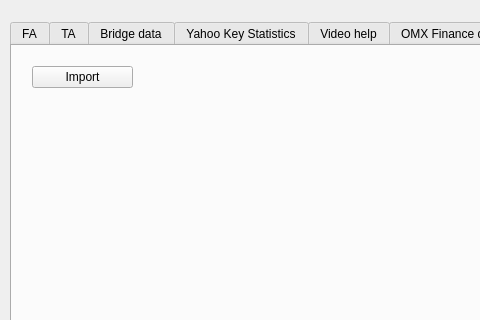
This is src/Application/Tabs/7_ImportData/importdata.ui in ralex1975/jackStock as Qt 5 draws it before an edit; both pictures show x 0 to 480 and y 0 to 320 of the 1098 by 599 pixel window. The edited form follows.
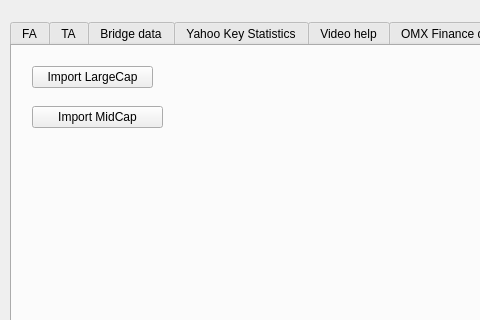
This is the edited form. Custom widgets are drawn as their Qt base class.

```diff
--- a/src/Application/Tabs/7_ImportData/importdata.ui
+++ b/src/Application/Tabs/7_ImportData/importdata.ui
@@ -454,12 +454,25 @@
       <rect>
        <x>20</x>
        <y>20</y>
-       <width>101</width>
+       <width>121</width>
        <height>22</height>
       </rect>
      </property>
      <property name="text">
-      <string>Import</string>
+      <string>Import LargeCap</string>
+     </property>
+    </widget>
+    <widget class="QPushButton" name="pushButtonImportMidCap">
+     <property name="geometry">
+      <rect>
+       <x>20</x>
+       <y>60</y>
+       <width>131</width>
+       <height>22</height>
+      </rect>
+     </property>
+     <property name="text">
+      <string>Import MidCap</string>
      </property>
     </widget>
    </widget>
```
